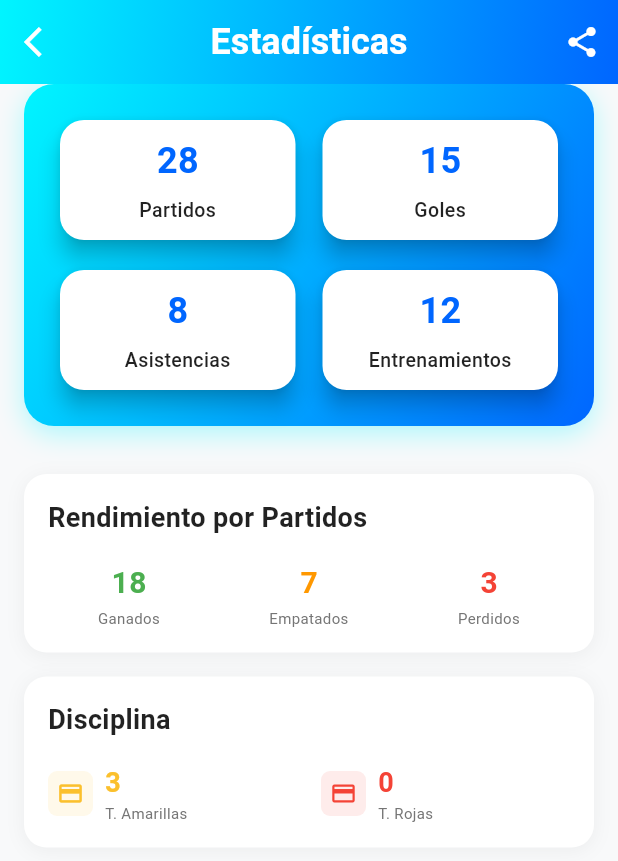
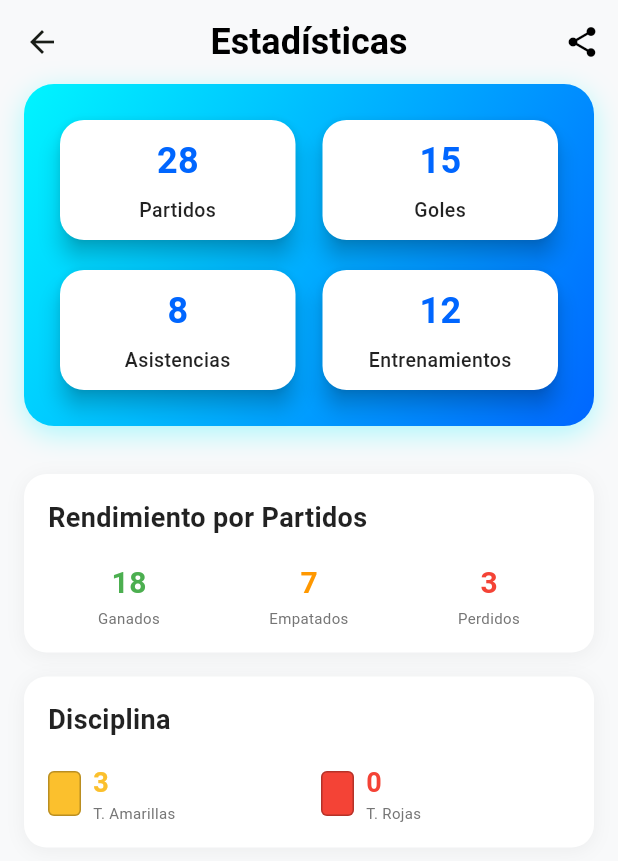
Before and after one commit to DaniielJr10/soccerlife, a Flutter app: the EstadisticasPage screen opened directly, on a phone screen of 412 x 824 dp. Shown: the top 861 px of the screen. Run offline on Flutter 3.47's test engine with Material 3 defaults, Android fonts, the phone set to English and light mode, and no system bars; our stand-ins replace image_picker.

Commit message:
todo bien

```diff
--- a/lib/pantallas/estadisticas.dart
+++ b/lib/pantallas/estadisticas.dart
@@ -51,31 +51,19 @@ class _EstadisticasPageState extends State<EstadisticasPage>
     return AppBar(
       backgroundColor: Colors.transparent,
       elevation: 0,
-      flexibleSpace: Container(
-        decoration: const BoxDecoration(
-          gradient: LinearGradient(
-            colors: [Color(0xFF00f5ff), Color(0xFF0066ff)],
-            begin: Alignment.topLeft,
-            end: Alignment.bottomRight,
-          ),
-        ),
-      ),
       title: const Text(
         'Estadísticas',
         style: TextStyle(
-          color: Colors.white,
+          color: Colors.black,
           fontWeight: FontWeight.bold,
           fontSize: 24,
         ),
       ),
       centerTitle: true,
-      leading: IconButton(
-        icon: const Icon(Icons.arrow_back_ios, color: Colors.white),
-        onPressed: () => Navigator.pop(context),
-      ),
+      // Sin leading (flecha) ni fondo
       actions: [
         IconButton(
-          icon: const Icon(Icons.share, color: Colors.white),
+          icon: const Icon(Icons.share, color: Colors.black),
           onPressed: _compartirEstadisticas,
         ),
       ],
@@ -314,7 +302,6 @@ class _EstadisticasPageState extends State<EstadisticasPage>
                   'T. Amarillas',
                   _estadisticasTemporada['tarjetas_amarillas'],
                   Colors.yellow[700]!,
-                  Icons.credit_card,
                 ),
               ),
               const SizedBox(width: 16),
@@ -323,7 +310,6 @@ class _EstadisticasPageState extends State<EstadisticasPage>
                   'T. Rojas',
                   _estadisticasTemporada['tarjetas_rojas'],
                   Colors.red,
-                  Icons.credit_card,
                 ),
               ),
             ],
@@ -334,16 +320,17 @@ class _EstadisticasPageState extends State<EstadisticasPage>
   }
 
   /// Construye un elemento de disciplina
-  Widget _buildDisciplinaItem(String label, int value, Color color, IconData icon) {
+  Widget _buildDisciplinaItem(String label, int value, Color color) {
     return Row(
       children: [
         Container(
-          padding: const EdgeInsets.all(6),
+          width: 22,
+          height: 30,
           decoration: BoxDecoration(
-            color: color.withValues(alpha: 0.1),
-            borderRadius: BorderRadius.circular(6),
+            color: color,
+            borderRadius: BorderRadius.circular(4),
+            border: Border.all(color: Colors.black26, width: 1),
           ),
-          child: Icon(icon, color: color, size: 18),
         ),
         const SizedBox(width: 8),
         Expanded(
```
